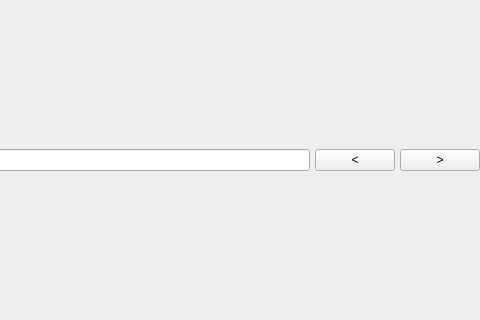
Above: mainwidget.ui from Jhnn22/Qt_pdf_viewer before the change; both pictures show x 320 to 800 and y 140 to 460 of the 800 by 600 pixel window. Below: the same form after it.
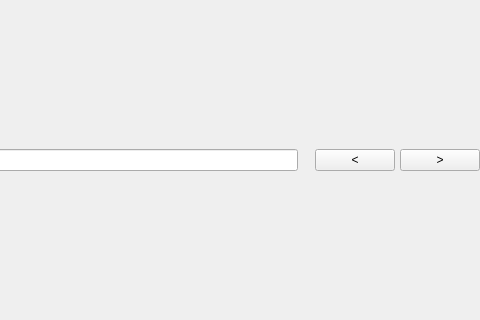
That is the form after the change.

Commit message: feat: 전체 페이지 수 표시 기능 추가

Diff of the .ui file:
```diff
--- a/mainwidget.ui
+++ b/mainwidget.ui
@@ -41,6 +41,13 @@
      <item>
       <widget class="QLineEdit" name="pageInput_lineEdit"/>
      </item>
+     <item>
+      <widget class="QLabel" name="label">
+       <property name="text">
+        <string/>
+       </property>
+      </widget>
+     </item>
      <item>
       <widget class="QPushButton" name="back_pushButton">
        <property name="text">
```
The commit also changes 2 other files.
